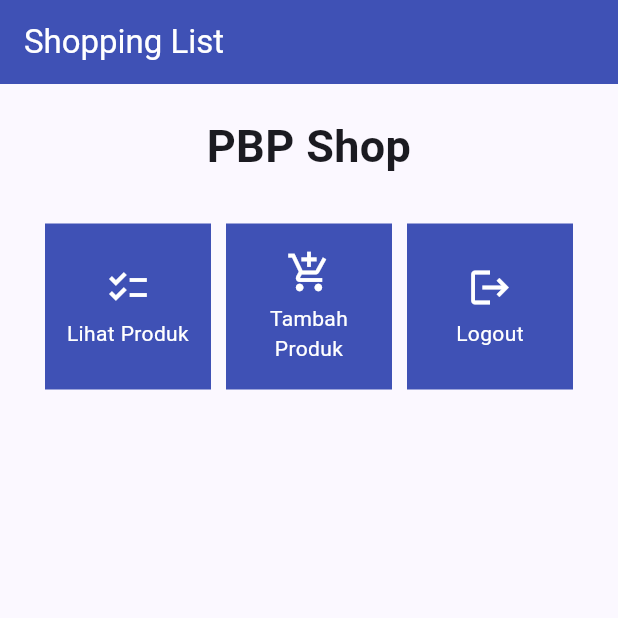
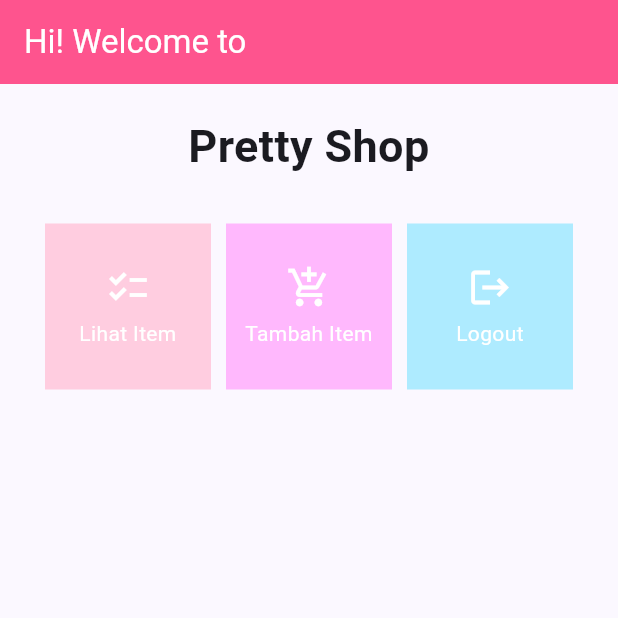
Before and after one commit to georginaelena/pretty-shop-mobile, a Flutter app: the screen it shows after launch, on a phone screen of 412 x 824 dp, the top half of it. Run offline on Flutter 3.47's test engine with Material 2 defaults, Android fonts, the phone set to English and light mode, and no system bars.

Commit message:
Tugas 7: Selesai

```diff
--- a/lib/main.dart
+++ b/lib/main.dart
@@ -12,7 +12,7 @@ class MyApp extends StatelessWidget {
   @override
   Widget build(BuildContext context) {
     return MaterialApp(
-      title: 'Flutter Demo',
+      title: 'Pretty Shop',
       theme: ThemeData(
         // This is the theme of your application.
         //
--- a/lib/menu.dart
+++ b/lib/menu.dart
@@ -3,8 +3,9 @@ import 'package:flutter/material.dart';
 class ShopItem {
   final String name;
   final IconData icon;
+  final Color color;
 
-  ShopItem(this.name, this.icon);
+  ShopItem(this.name, this.icon, this.color);
 }
 
 class ShopCard extends StatelessWidget {
@@ -15,7 +16,7 @@ class ShopCard extends StatelessWidget {
   @override
   Widget build(BuildContext context) {
     return Material(
-      color: Colors.indigo,
+      color: item.color,
       child: InkWell(
         // Area responsive terhadap sentuhan
         onTap: () {
@@ -55,21 +56,23 @@ class ShopCard extends StatelessWidget {
  class MyHomePage extends StatelessWidget {
     MyHomePage({Key? key}) : super(key: key);
 
-    final List<ShopItem> items = [
-    ShopItem("Lihat Produk", Icons.checklist),
-    ShopItem("Tambah Produk", Icons.add_shopping_cart),
-    ShopItem("Logout", Icons.logout),
-    ];
+
+  // Menggunakan Colors.pinkAccent untuk warna pink terang
+  final List<ShopItem> items = [
+    ShopItem("Lihat Item", Icons.checklist, Color.fromARGB(255, 255, 205, 224)),
+    ShopItem("Tambah Item", Icons.add_shopping_cart, Color.fromARGB(255, 255, 184, 253)),
+    ShopItem("Logout", Icons.logout, Color.fromARGB(255, 174, 235, 255)),
+  ];
 
     @override
     Widget build(BuildContext context) {
         return Scaffold(
             appBar: AppBar(
               title: const Text(
-                'Shopping List',
+                'Hi! Welcome to',
               ),
               foregroundColor: Colors.white,
-              backgroundColor: Colors.indigo,
+              backgroundColor: const Color.fromARGB(169, 255, 0, 85),
             ),
             body: SingleChildScrollView(
               // Widget wrapper yang dapat discroll
@@ -82,7 +85,7 @@ class ShopCard extends StatelessWidget {
                       padding: EdgeInsets.only(top: 10.0, bottom: 10.0),
                       // Widget Text untuk menampilkan tulisan dengan alignment center dan style yang sesuai
                       child: Text(
-                        'PBP Shop', // Text yang menandakan toko
+                        'Pretty Shop', // Text yang menandakan toko
                         textAlign: TextAlign.center,
                         style: TextStyle(
                           fontSize: 30,
```
Also changed, not shown: 1 other file.
